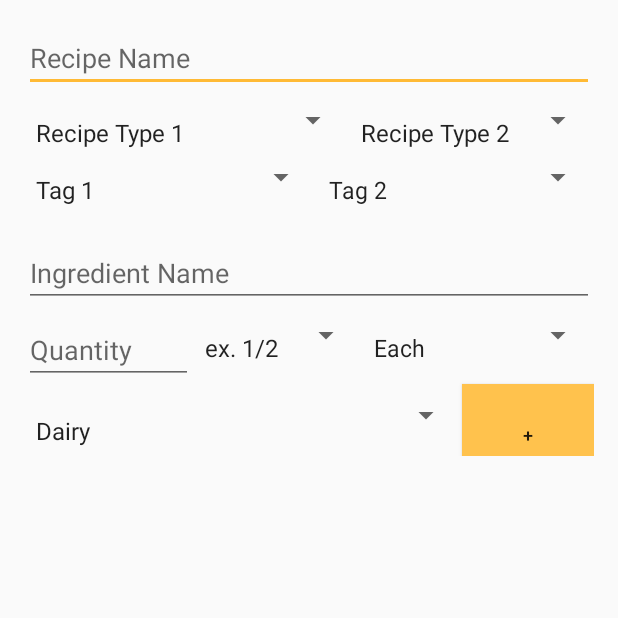
After one commit to blitzolsen/Compleat_Andriod, an Android app: the EnterRecipe screen opened directly, with no data from a screen before it, on a phone screen of 412 x 824 dp, the top half of it. The commit adds this screen. Run offline under Robolectric (Android 15) with nearby library versions, the phone set to English and light mode, and no system bars.

Commit message:
Enter recipe

```diff
--- a/app/src/main/java/com/example/stettsen/compleat_andriod/MainActivity.java
+++ b/app/src/main/java/com/example/stettsen/compleat_andriod/MainActivity.java
@@ -1,5 +1,6 @@
 package com.example.stettsen.compleat_andriod;
 
+import android.content.Intent;
 import android.support.design.widget.TabLayout;
 import android.support.design.widget.FloatingActionButton;
 import android.support.design.widget.Snackbar;
@@ -114,4 +115,8 @@ public class MainActivity extends AppCompatActivity {
             return 4;
         }
     }
+    public void addRecipe(View view){
+        Intent enterRecipe = new Intent(this, EnterRecipe.class);
+        startActivity(enterRecipe);
+    }
 }
--- /dev/null
+++ b/app/src/main/res/layout/activity_enter_recipe.xml
@@ -0,0 +1,146 @@
+<?xml version="1.0" encoding="utf-8"?>
+<LinearLayout xmlns:android="http://schemas.android.com/apk/res/android"
+    xmlns:tools="http://schemas.android.com/tools"
+    android:layout_width="match_parent"
+    android:layout_height="match_parent"
+    xmlns:app="http://schemas.android.com/apk/res-auto"
+    android:orientation="horizontal"
+    android:padding="16dp"
+    tools:context=".EnterRecipe">
+<ScrollView
+    android:layout_width="match_parent"
+    android:layout_height="match_parent">
+    <LinearLayout
+        android:layout_width="match_parent"
+        android:layout_height="match_parent">
+    <RelativeLayout
+        android:layout_width="match_parent"
+        android:layout_height="wrap_content">
+
+        <EditText
+            android:id="@+id/recipeName"
+            android:layout_width="match_parent"
+            android:layout_height="wrap_content"
+            android:layout_alignParentLeft="true"
+            android:layout_alignParentStart="true"
+            android:layout_alignParentTop="true"
+            android:hint="Recipe Name" />
+
+        <Spinner
+            android:id="@+id/recipeType1"
+            android:paddingTop="16dp"
+            android:layout_height="wrap_content"
+            android:layout_width="wrap_content"
+            android:layout_alignParentLeft="true"
+            android:layout_below="@id/recipeName"
+            android:layout_toLeftOf="@+id/recipeType2"
+            android:entries="@array/recipeType" />
+
+        <Spinner
+            android:id="@+id/recipeType2"
+            android:paddingTop="16dp"
+            android:layout_height="wrap_content"
+            android:layout_width="wrap_content"
+            android:layout_alignParentRight="true"
+            android:layout_below="@id/recipeName"
+            android:entries="@array/recipeType2" />
+
+        <Spinner
+            android:id="@+id/tag1"
+            android:paddingTop="16dp"
+            android:layout_height="wrap_content"
+            android:layout_width="wrap_content"
+            android:layout_alignParentLeft="true"
+            android:layout_toLeftOf="@+id/tag2"
+            android:layout_below="@id/recipeType1"
+            android:entries="@array/recipeTags" />
+
+        <Spinner
+            android:id="@+id/tag2"
+            android:paddingTop="16dp"
+            android:layout_height="wrap_content"
+            android:layout_width="wrap_content"
+            android:layout_alignParentRight="true"
+            android:layout_below="@id/recipeType2"
+            android:entries="@array/recipeTags2" />
+
+        <EditText
+            android:id="@+id/ingredientName"
+            android:layout_width="match_parent"
+            android:layout_height="wrap_content"
+            android:layout_below="@id/tag1"
+            android:ems="10"
+            android:paddingTop="32dp"
+            android:hint="Ingredient Name" />
+
+        <EditText
+            android:id="@+id/ingredientQuantity"
+            android:layout_width="200dp"
+            android:layout_height="wrap_content"
+            android:layout_below="@id/ingredientName"
+            android:layout_marginRight="0dp"
+            android:layout_toLeftOf="@+id/quantityFraction"
+            android:ems="10"
+            android:hint="Quantity"
+            android:paddingTop="16dp" />
+
+        <Spinner
+            android:id="@+id/quantityFraction"
+            android:paddingTop="16dp"
+            android:layout_height="wrap_content"
+            android:layout_width="wrap_content"
+            android:layout_below="@id/ingredientName"
+            android:layout_toLeftOf="@+id/quantityType"
+            android:entries="@array/fractions" />
+        <Spinner
+            android:id="@+id/quantityType"
+            android:paddingTop="16dp"
+            android:layout_height="wrap_content"
+            android:layout_width="wrap_content"
+            android:layout_alignParentRight="true"
+            android:layout_below="@id/ingredientName"
+            android:entries="@array/measurement_units_array" />
+        <Spinner
+            android:id="@+id/ingredientFoodGroup"
+            android:paddingTop="20dp"
+            android:layout_height="wrap_content"
+            android:layout_width="wrap_content"
+            android:layout_alignParentLeft="true"
+            android:layout_below="@id/ingredientQuantity"
+            android:layout_toLeftOf="@+id/addAnotherIngredient"
+            android:entries="@array/food_group" />
+
+        <Button
+            android:id="@+id/addAnotherIngredient"
+            android:layout_width="wrap_content"
+            android:layout_height="wrap_content"
+            android:layout_alignParentRight="true"
+            android:layout_below="@id/ingredientQuantity"
+            android:background="@color/colorPrimary"
+            android:paddingTop="20dp"
+            android:text="+"
+            android:textSize="12sp" />
+    </RelativeLayout>
+    <LinearLayout
+        android:id="@+id/ingredientsContainer"
+        android:layout_width="match_parent"
+        android:layout_height="wrap_content"
+        android:orientation="vertical"></LinearLayout>
+    <RelativeLayout
+        android:id="@+id/btnContainer"
+        android:layout_width="match_parent"
+        android:layout_height="wrap_content"
+        android:orientation="vertical">
+    <Button
+        android:id="@+id/doneBtn"
+        android:layout_width="wrap_content"
+        android:layout_height="wrap_content"
+        android:layout_alignParentRight="true"
+        android:background="@color/colorPrimary"
+        android:paddingTop="8dp"
+        android:text="Done"
+        android:textSize="12sp" />
+    </RelativeLayout>
+    </LinearLayout>
+</ScrollView>
+</LinearLayout>
--- a/app/src/main/res/layout/view_cookbook.xml
+++ b/app/src/main/res/layout/view_cookbook.xml
@@ -34,7 +34,7 @@
         app:layout_constraintEnd_toEndOf="parent"
         app:layout_constraintHorizontal_bias="1.0"
         app:layout_constraintStart_toStartOf="parent"
-        app:layout_constraintTop_toBottomOf="@+id/addRecipesToShoppingList">
+        app:layout_constraintTop_toBottomOf="@+id/addRecipe">
 
     </ListView>
 
@@ -52,14 +52,14 @@
         app:layout_constraintStart_toStartOf="parent" />
 
     <Button
-        android:id="@+id/addRecipesToShoppingList"
+        android:id="@+id/addRecipe"
         android:layout_width="40dp"
         android:layout_height="40dp"
         android:layout_marginEnd="8dp"
         android:layout_marginRight="8dp"
         android:layout_marginTop="32dp"
         android:background="@color/colorAccent"
-        android:onClick="addAnotherRecipeToBrowser"
+        android:onClick="addRecipe"
         android:text="+"
         app:layout_constraintEnd_toEndOf="parent"
         app:layout_constraintTop_toTopOf="parent" />
--- a/app/src/main/res/values/strings.xml
+++ b/app/src/main/res/values/strings.xml
@@ -1,9 +1,93 @@
 <resources>
-    <string name="app_name">Compleat_Andriod</string>
+    <string name="app_name">Compleat</string>
     <string name="tab_text_1">Cookbook</string>
     <string name="tab_text_2">Shopping List</string>
     <string name="tab_text_3">Food Inventory</string>
     <string name="tab_text_4">Make Now</string>
     <string name="action_settings">Settings</string>
     <string name="section_format">Hello World from section: %1$d</string>
+    <string name="cookbook">Cookbook</string>
+    <string-array name="measurement_units_array">
+        <item>Each</item>
+        <item>Ounces</item>
+        <item>Pounds</item>
+        <item>Cups</item>
+        <item>Teaspoons</item>
+        <item>Tablespoons</item>
+        <item>Grams</item>
+        <item>Pieces</item>
+    </string-array>
+    <string-array name="food_group">
+        <item>Dairy</item>
+        <item>Fruit</item>
+        <item>Grain</item>
+        <item>Meats/Fish</item>
+        <item>Vegetables</item>
+        <item>Frozen</item>
+        <item>Breakfast/Snacks</item>
+        <item>Baked Goods</item>
+        <item>Pasta</item>
+        <item>Sauces/Oils</item>
+        <item>Condiments</item>
+        <item>Dry/Spices/Herbs</item>
+        <item>Drinks</item>
+    </string-array>
+    <string-array name="fractions">
+        <item>ex. 1/2</item>
+        <item>1/2</item>
+        <item>1/3</item>
+        <item>2/3</item>
+        <item>1/4</item>
+        <item>3/4</item>
+        <item>1/8</item>
+        <item>1/16</item>
+    </string-array>
+    <string-array name="recipeType">
+        <item>Recipe Type 1</item>
+        <item>Breakfast</item>
+        <item>Brunch</item>
+        <item>Lunch</item>
+        <item>Dinner</item>
+        <item>Dessert</item>
+        <item>Snack</item>
+        <item>Beverage</item>
+        <item>Appetizer</item>
+        <item>Add New Tag</item>
+    </string-array>
+    <string-array name="recipeType2">
+        <item>Recipe Type 2</item>
+        <item>Breakfast</item>
+        <item>Brunch</item>
+        <item>Lunch</item>
+        <item>Dinner</item>
+        <item>Dessert</item>
+        <item>Snack</item>
+        <item>Beverage</item>
+        <item>Appetizer</item>
+        <item>Add New Tag</item>
+    </string-array>
+    <string-array name="recipeTags">
+        <item>Tag 1</item>
+        <item>Weight Watchers</item>
+        <item>High Protein</item>
+        <item>Cheap</item>
+        <item>Few Ingredients</item>
+        <item>Holiday</item>
+        <item>Canning</item>
+        <item>Crockpot</item>
+        <item>Preassure Cooker</item>
+        <item>Add New Tag</item>
+    </string-array>
+    <string-array name="recipeTags2">
+        <item>Tag 2</item>
+        <item>Weight Watchers</item>
+        <item>High Protein</item>
+        <item>Cheap</item>
+        <item>Few Ingredients</item>
+        <item>Holiday</item>
+        <item>Canning</item>
+        <item>Crockpot</item>
+        <item>Pressure Cooker</item>
+        <item>Add New Tag</item>
+    </string-array>
 </resources>
```
Also changed, not shown: app/src/main/AndroidManifest.xml (+9 -0 lines), app/src/main/java/com/example/stettsen/compleat_andriod/EnterRecipe.java (added, +122 -0 lines), app/src/main/res/layout/ingredient_enter_layout.xml (added, +44 -0 lines).
